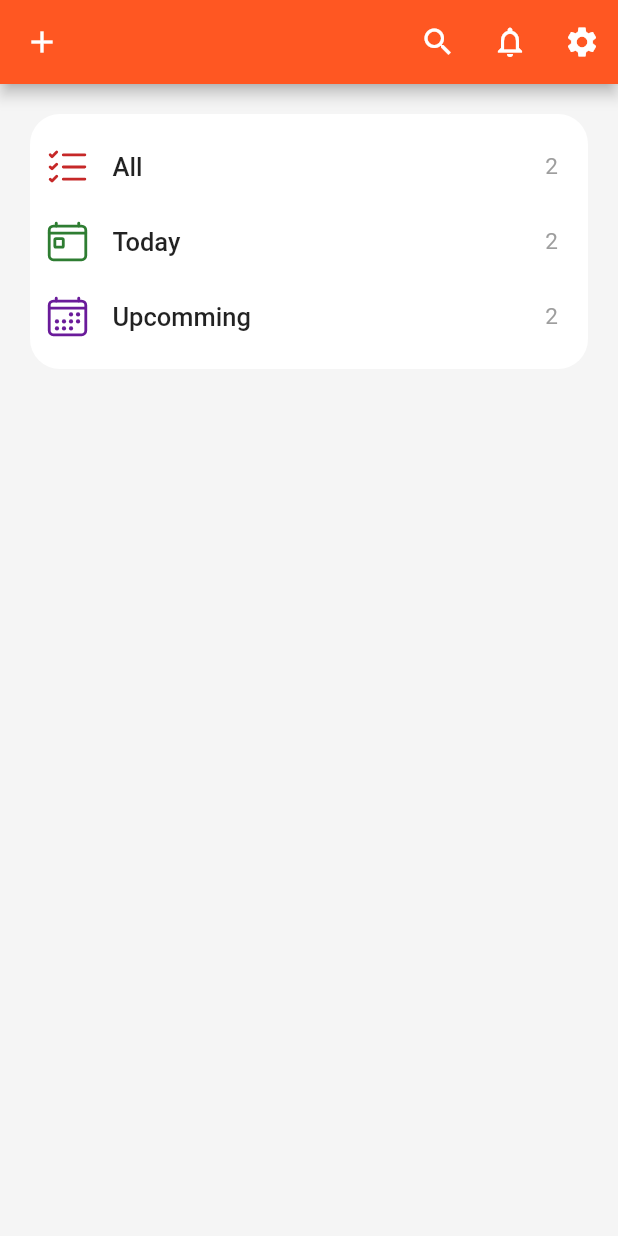
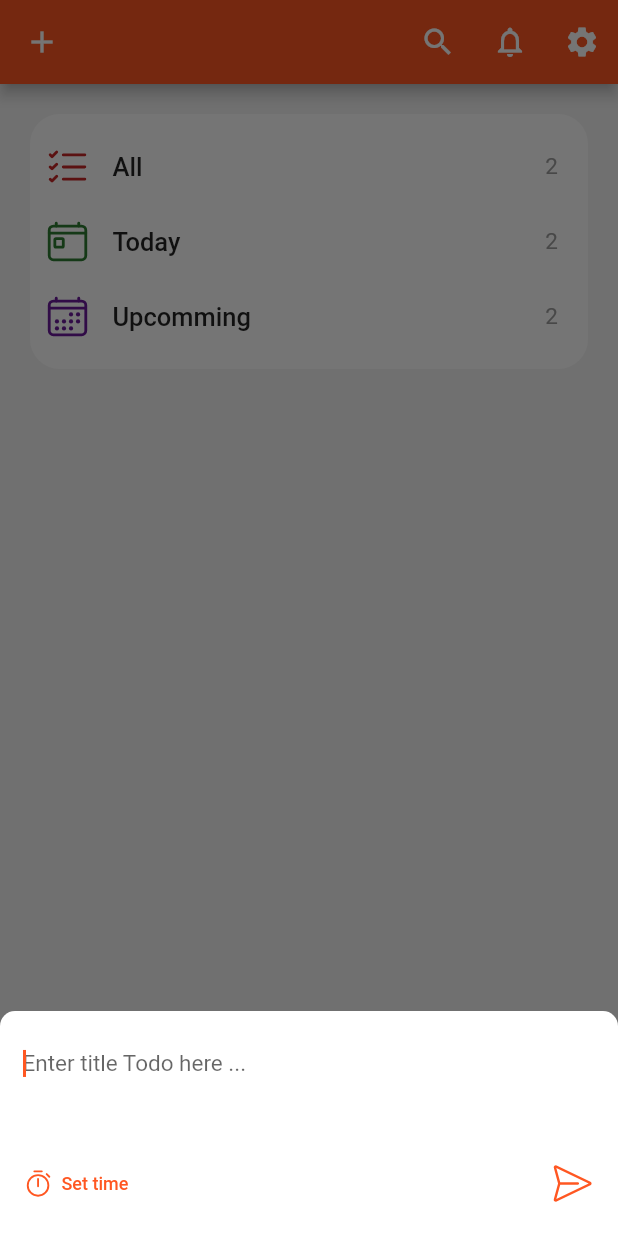
Before and after one commit to lethanhvietctt5/todos, a Flutter app: the screen it shows after launch, after a tap on the "add" icon, on a phone screen of 412 x 824 dp. Run offline on Flutter 3.47's test engine with Material 2 defaults, Android fonts, the phone set to English and light mode, and no system bars; our stand-ins replace flutter_svg.

Commit message:
Dialog for add todos, datetime picker

```diff
--- a/lib/helpers/convert_datetime.dart
+++ b/lib/helpers/convert_datetime.dart
@@ -6,4 +6,8 @@ class DateTimeHelper {
   String convertTimeToString() {
     return '${_dateTime.hour.toString().padLeft(2, "0")}:${_dateTime.minute.toString().padLeft(2, "0")}';
   }
+
+  String convertDateTimeToString() {
+    return '${convertTimeToString()}, ${_dateTime.day.toString().padLeft(2, "0")}/${_dateTime.month.toString().padLeft(2, "0")}/${_dateTime.year}';
+  }
 }
--- a/lib/screens/home_page.dart
+++ b/lib/screens/home_page.dart
@@ -1,6 +1,7 @@
 import 'package:flutter/cupertino.dart';
 import 'package:flutter/material.dart';
 import 'package:flutter_svg/flutter_svg.dart';
+import 'package:todos/widgets/create_todo.dart';
 
 class HomePage extends StatefulWidget {
   const HomePage({Key? key}) : super(key: key);
@@ -15,7 +16,29 @@ class _HomePageState extends State<HomePage> {
     return Scaffold(
       appBar: AppBar(
         leading: IconButton(
-          onPressed: () {},
+          onPressed: () {
+            showModalBottomSheet(
+              context: context,
+              shape: const RoundedRectangleBorder(
+                borderRadius: BorderRadius.vertical(
+                  top: Radius.circular(10),
+                ),
+              ),
+              clipBehavior: Clip.antiAliasWithSaveLayer,
+              builder: (BuildContext builder) {
+                return Padding(
+                  padding: MediaQuery.of(context).viewInsets,
+                  child: Container(
+                    color: Colors.white,
+                    padding: const EdgeInsets.only(top: 15),
+                    height: 150,
+                    child: const CreateToDo(),
+                  ),
+                );
+              },
+              isScrollControlled: true,
+            );
+          },
           icon: const Icon(Icons.add),
         ),
         actions: [
--- /dev/null
+++ b/lib/widgets/create_todo.dart
@@ -0,0 +1,100 @@
+import 'package:flutter/material.dart';
+import 'package:flutter_svg/flutter_svg.dart';
+import 'package:todos/helpers/convert_datetime.dart';
+
+class CreateToDo extends StatefulWidget {
+  const CreateToDo({Key? key}) : super(key: key);
+
+  @override
+  _CreateToDoState createState() => _CreateToDoState();
+}
+
+class _CreateToDoState extends State<CreateToDo> {
+  String? _title;
+  DateTime? _dueDate;
+
+  final TextEditingController _titleController = TextEditingController();
+
+  void _selectDate(BuildContext context) async {
+    DateTime? picked = await showDatePicker(
+      context: context,
+      initialDate: DateTime.now(), // Refer step 1
+      firstDate: DateTime(1900),
+      lastDate: DateTime(2022),
+    );
+    if (picked != null) {
+      TimeOfDay? time = await showTimePicker(context: context, initialTime: TimeOfDay.now());
+      if (time != null) {
+        setState(() {
+          _dueDate = DateTime(picked.year, picked.month, picked.day, time.hour, time.minute);
+        });
+      }
+    }
+  }
+
+  @override
+  Widget build(BuildContext context) {
+    return Column(
+      children: [
+        TextField(
+          controller: _titleController,
+          onChanged: (value) {
+            setState(() {
+              _title = value;
+            });
+          },
+          autofocus: true,
+          maxLines: 3,
+          style: const TextStyle(fontSize: 15),
+          decoration: const InputDecoration(
+              border: InputBorder.none,
+              focusedBorder: InputBorder.none,
+              enabledBorder: InputBorder.none,
+              errorBorder: InputBorder.none,
+              disabledBorder: InputBorder.none,
+              contentPadding: EdgeInsets.only(left: 15, bottom: 11, top: 11, right: 15),
+              hintText: "Enter title Todo here ..."),
+        ),
+        Container(
+          margin: const EdgeInsets.only(right: 15),
+          child: Row(
+            mainAxisAlignment: MainAxisAlignment.spaceBetween,
+            children: [
+              Container(
+                margin: const EdgeInsets.only(right: 15),
+                child: ElevatedButton(
+                  style: ElevatedButton.styleFrom(
+                    primary: Colors.white,
+                    elevation: 0,
+                  ),
+                  onPressed: () {
+                    _selectDate(context);
+                  },
+                  child: Row(
+                    children: [
+                      SvgPicture.asset(
+                        'asset/svg/ic_clock.svg',
+                        color: Colors.deepOrange,
+                        width: 20,
+                      ),
+                      const SizedBox(width: 5),
+                      Text(
+                        _dueDate != null ? DateTimeHelper(_dueDate as DateTime).convertDateTimeToString() : 'Set time',
+                        style: const TextStyle(color: Colors.deepOrange, fontSize: 12),
+                      ),
+                    ],
+                  ),
+                ),
+              ),
+              SvgPicture.asset(
+                "asset/svg/ic_add.svg",
+                color: Colors.deepOrange,
+                width: 30,
+              ),
+            ],
+          ),
+        )
+      ],
+    );
+  }
+}
```
Also changed, not shown: asset/svg/ic_add.svg (added).
